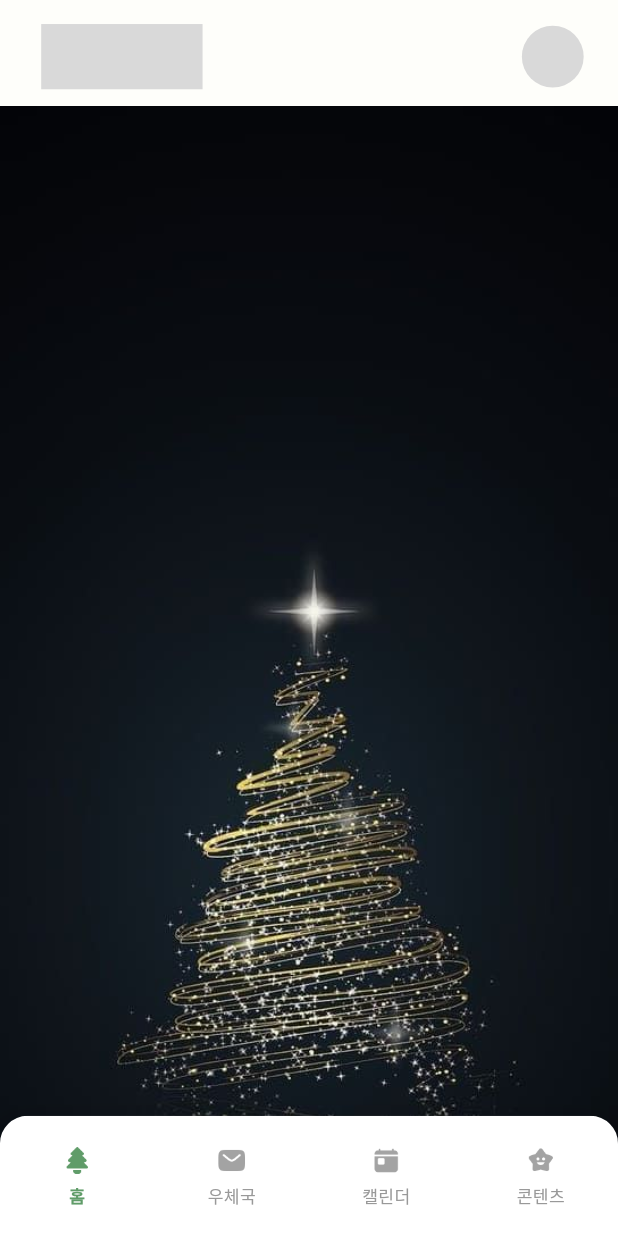
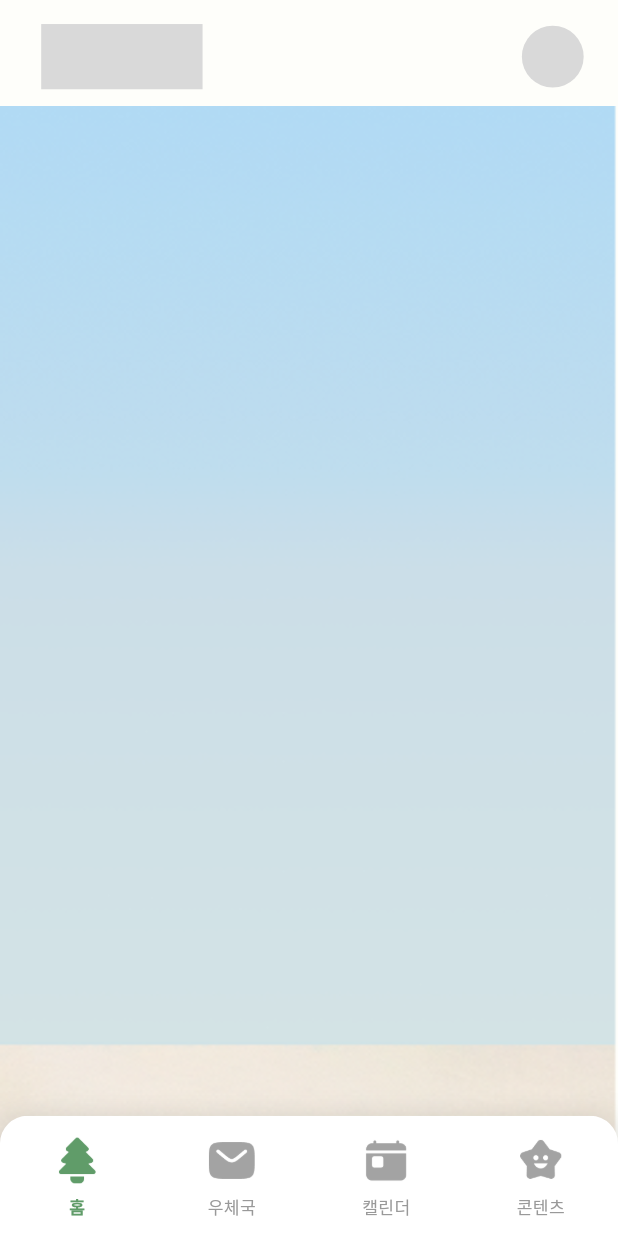
Before and after one commit to Dear-deer-developer/Dear-dear-FE, a Flutter app: the App screen opened directly, on a phone screen of 412 x 824 dp. Run offline on Flutter 3.47's test engine with Material 3 defaults, Android fonts, the phone set to English and light mode, and no system bars; our stand-ins replace cloud_functions, firebase_auth, firebase_core, flutter_dotenv, flutter_phoenix, flutter_screenutil and 3 more; missing offline and left inert: kakao_flutter_sdk, kakao_flutter_sdk_user; accounts and stored records are empty.

Commit message:
홈 배경 시간별 분류

```diff
--- a/lib/app.dart
+++ b/lib/app.dart
@@ -157,8 +157,8 @@ class _NavItem extends StatelessWidget {
               // 아이콘
               ImageData(
                 path: selected ? iconOn : iconOff,
-                width: 28.w,
-                height: 28.h,
+                width: 48.w,
+                height: 48.h,
               ),
               SizedBox(height: 4.h),
               // 라벨
--- a/lib/data/image_data.dart
+++ b/lib/data/image_data.dart
@@ -38,4 +38,8 @@ class ImagePath {
   static String get calenderOff => 'assets/images/calender_off.png';
   static String get contentsOn => 'assets/images/contents_on.png';
   static String get contentsOff => 'assets/images/contents_off.png';
+
+  // MARK: - Home
+  static String get homeBgImagePm => 'assets/images/home_bgimage_pm.png'; // 밤
+  static String get homeBgImageAm => 'assets/images/home_bgimage_am.png'; // 낮
 }
--- a/lib/view/home.dart
+++ b/lib/view/home.dart
@@ -18,13 +18,23 @@ class Home extends GetView<HomeController> {
     return Column(
       children: [
         _topWidget(),
-        // 임시 홈 배경화면
+        // 홈배경
         Expanded(
-          child: Image.asset(
-            ImagePath.homeBgImage,
-            fit: BoxFit.cover,
-            width: double.infinity,
-          ),
+          child: Obx(() {
+            final bgPath = controller.isNight.value
+                ? ImagePath.homeBgImagePm // 밤
+                : ImagePath.homeBgImageAm; // 낮
+
+            return AnimatedSwitcher(
+              duration: const Duration(milliseconds: 500),
+              child: Image.asset(
+                bgPath,
+                key: ValueKey(bgPath),
+                fit: BoxFit.cover,
+                width: double.infinity,
+              ),
+            );
+          }),
         ),
       ],
     );
```
Also changed, not shown: lib/controller/home/home_controller.dart (+55 -2 lines), assets/images/home_bgimage_am.png (added), assets/images/home_bgimage_pm.png (added).
